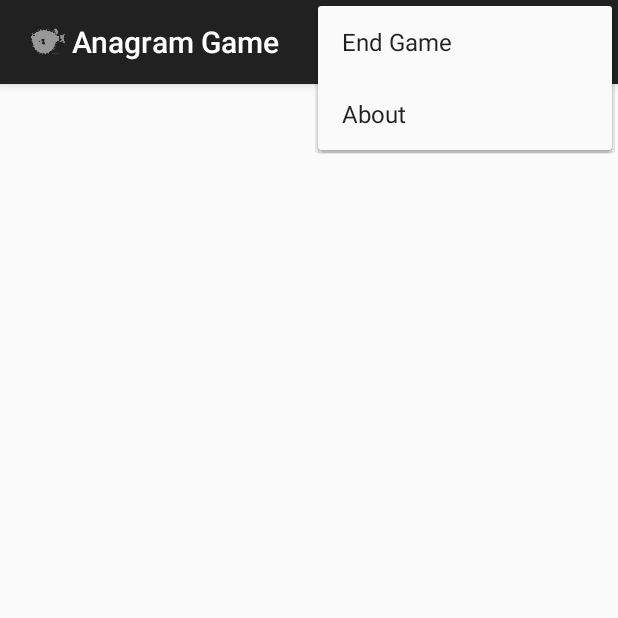
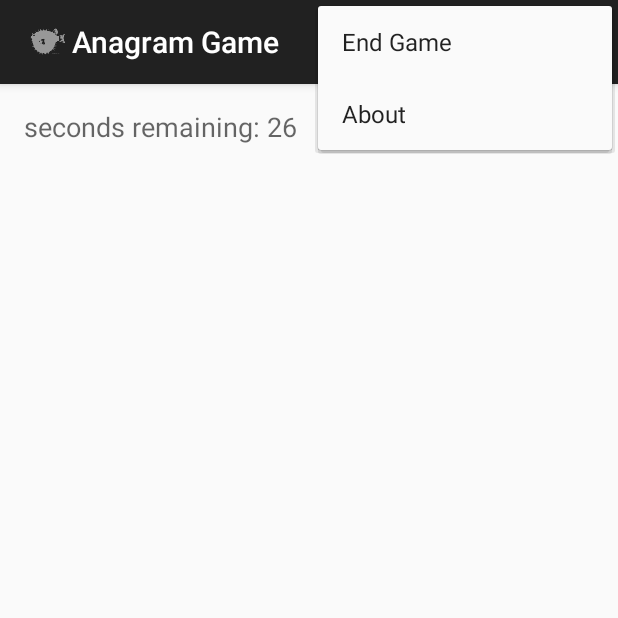
Before and after one commit to CS399TeamBlowfish/BlowfishAnagram, an Android app: the Game screen opened directly, with no data from a screen before it, with the options menu open, on a phone screen of 412 x 824 dp, the top half of it. Run offline under Robolectric (Android 15) with nearby library versions, the phone set to English and light mode, and no system bars.

Commit message:
Added basic timer to game activity
needs work.. Thinking at end of countdown a dialog box is displayed:
Times Up! View Results | Play Again |

```diff
--- a/app/src/main/java/com/android/blowfishanagram/Game.java
+++ b/app/src/main/java/com/android/blowfishanagram/Game.java
@@ -1,16 +1,19 @@
 package com.android.blowfishanagram;
 
 import android.content.Intent;
+import android.os.CountDownTimer;
 import android.support.v7.app.ActionBar;
 import android.support.v7.app.AppCompatActivity;
 import android.os.Bundle;
 import android.view.Menu;
 import android.view.MenuItem;
 import android.view.View;
+import android.widget.TextView;
 
 
 
 public class Game extends AppCompatActivity {
+    TextView GameClock;
 
     @Override
     protected void onCreate(Bundle savedInstanceState) {
@@ -20,6 +23,18 @@ public class Game extends AppCompatActivity {
         setContentView(R.layout.activity_game);
         getSupportActionBar().setDisplayShowHomeEnabled(true);
         getSupportActionBar().setIcon(R.drawable.ic_blowfish);
+
+        GameClock = (TextView) findViewById(R.id.textViewGameClock);
+        new CountDownTimer(30000, 1000) {
+
+            public void onTick(long millisUntilFinished) {
+                GameClock.setText("seconds remaining: " + millisUntilFinished / 1000);
+            }
+
+            public void onFinish() {
+                GameClock.setText("done!");
+            }
+        }.start();
     }
 
     @Override
--- a/app/src/main/res/layout/activity_game.xml
+++ b/app/src/main/res/layout/activity_game.xml
@@ -1,10 +1,33 @@
 <RelativeLayout xmlns:android="http://schemas.android.com/apk/res/android"
-    xmlns:tools="http://schemas.android.com/tools" android:layout_width="match_parent"
-    android:layout_height="match_parent" android:paddingLeft="@dimen/activity_horizontal_margin"
+    xmlns:tools="http://schemas.android.com/tools"
+    android:layout_width="match_parent"
+    android:layout_height="match_parent"
+    android:paddingBottom="@dimen/activity_vertical_margin"
+    android:paddingLeft="@dimen/activity_horizontal_margin"
     android:paddingRight="@dimen/activity_horizontal_margin"
     android:paddingTop="@dimen/activity_vertical_margin"
-    android:paddingBottom="@dimen/activity_vertical_margin"
     tools:context="com.android.blowfishanagram.Game">
 
 
+    <LinearLayout
+        android:layout_width="match_parent"
+        android:layout_height="match_parent"
+        android:layout_alignParentEnd="true"
+        android:layout_alignParentRight="true"
+        android:layout_alignParentTop="true"
+        android:orientation="vertical">
+        <LinearLayout
+            android:layout_width="match_parent"
+            android:layout_height="match_parent"
+            android:layout_weight="1">
+
+            <TextView
+                android:layout_width="wrap_content"
+                android:layout_height="wrap_content"
+                android:textAppearance="?android:attr/textAppearanceMedium"
+                android:text="Medium Text"
+                android:id="@+id/textViewGameClock" />
+
+        </LinearLayout>
+    </LinearLayout>
 </RelativeLayout>
```
